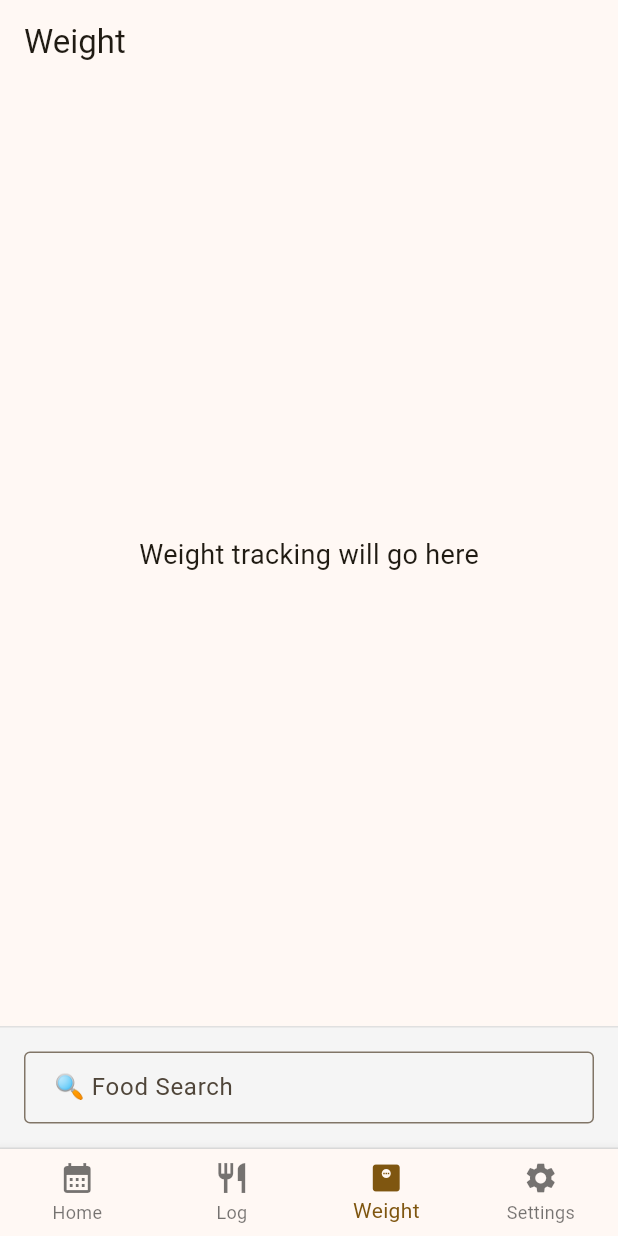
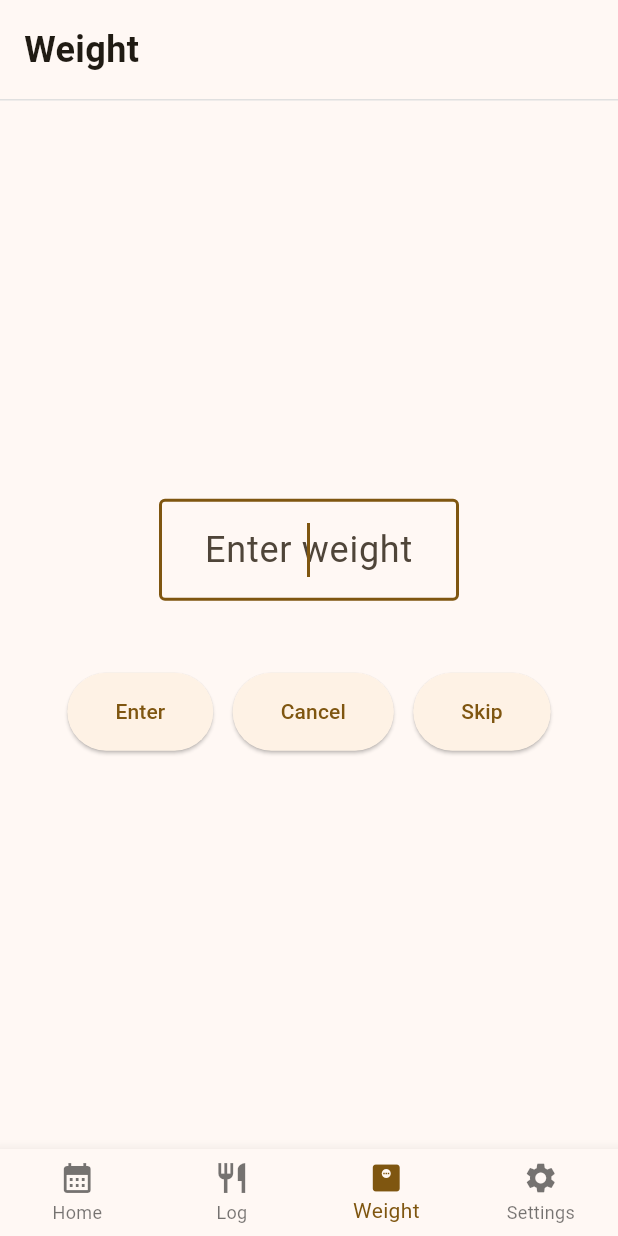
Before and after one commit to chadat23/free_cal_counter, a Flutter app: the screen it shows after launch, item 3 of the bottom bar chosen, on a phone screen of 412 x 824 dp. Run offline on Flutter 3.47's test engine with Material 3 defaults, Android fonts, the phone set to English and light mode, and no system bars; our stand-ins replace fl_chart.

Commit message:
Food Search and Weight Entry looking good

```diff
--- a/lib/main.dart
+++ b/lib/main.dart
@@ -35,11 +35,11 @@ class MainScreen extends StatefulWidget {
 class _MainScreenState extends State<MainScreen> {
   int _selectedIndex = 0;
 
-  static const List<Widget> _screens = <Widget>[
-    HomeScreen(),
-    LogScreen(),
-    WeightScreen(),
-    SettingsScreen(),
+  List<Widget> get _screens => <Widget>[
+    const HomeScreen(),
+    const LogScreen(),
+    WeightScreen(onWeightEntered: () => _onItemTapped(0)), // Navigate to home after weight entry
+    const SettingsScreen(),
   ];
 
   @override
@@ -76,7 +76,8 @@ class _MainScreenState extends State<MainScreen> {
           Expanded(
             child: _screens[_selectedIndex],
           ),
-          // Search TextBox - Fixed between content and tabs
+          // Search TextBox - Only show on Home (0) and Log (1) screens
+          if (_selectedIndex == 0 || _selectedIndex == 1)
             Container(
               width: double.infinity,
               padding: const EdgeInsets.all(16.0),
@@ -93,6 +94,10 @@ class _MainScreenState extends State<MainScreen> {
                   border: OutlineInputBorder(),
                   contentPadding: EdgeInsets.symmetric(horizontal: 16, vertical: 12),
                 ),
+                onTapOutside: (event) {
+                  // Hide keyboard when tapping outside the text field
+                  FocusScope.of(context).unfocus();
+                },
               ),
             ),
         ],
--- a/lib/screens/weight_screen.dart
+++ b/lib/screens/weight_screen.dart
@@ -1,19 +1,159 @@
 import 'package:flutter/material.dart';
+import 'package:flutter/services.dart';
 
-class WeightScreen extends StatelessWidget {
-  const WeightScreen({super.key});
+class WeightScreen extends StatefulWidget {
+  final VoidCallback? onWeightEntered;
+
+  const WeightScreen({super.key, this.onWeightEntered});
+
+  @override
+  State<WeightScreen> createState() => _WeightScreenState();
+}
+
+class _WeightScreenState extends State<WeightScreen> {
+  final TextEditingController _weightController = TextEditingController();
+  final FocusNode _weightFocusNode = FocusNode();
+
+  @override
+  void initState() {
+    super.initState();
+    // Auto-focus the text field when the screen loads
+    WidgetsBinding.instance.addPostFrameCallback((_) {
+      _weightFocusNode.requestFocus();
+    });
+  }
+
+  @override
+  void dispose() {
+    _weightController.dispose();
+    _weightFocusNode.dispose();
+    super.dispose();
+  }
+
+  void _onEnterPressed() {
+    // TODO: Add weight to database
+    final weight = _weightController.text;
+    if (weight.isNotEmpty) {
+      // Process the weight entry
+      print('Weight entered: $weight');
+    }
+    _navigateToHome();
+  }
+
+  void _onCancelPressed() {
+    // TODO: Add null value to database
+    print('Weight entry cancelled');
+    _navigateToHome();
+  }
+
+  void _onSkipPressed() {
+    // TODO: Add null value to database
+    print('Weight entry skipped');
+    _navigateToHome();
+  }
+
+  void _navigateToHome() {
+    // Clear the text field
+    _weightController.clear();
+
+    // Show feedback message
+    ScaffoldMessenger.of(context).showSnackBar(
+      const SnackBar(
+        content: Text('Weight entry completed'),
+        duration: Duration(seconds: 1),
+      ),
+    );
+
+    // Navigate back to home tab using the callback
+    widget.onWeightEntered?.call();
+  }
 
   @override
   Widget build(BuildContext context) {
-    return Scaffold(
-      appBar: AppBar(
-        title: const Text('Weight'),
-      ),
-      body: const Center(
-        child: Text(
-          'Weight tracking will go here',
-          style: TextStyle(fontSize: 18),
-        ),
+    return SafeArea(
+      child: Column(
+        children: [
+          // Header with Weight title
+          Container(
+            width: double.infinity,
+            padding: const EdgeInsets.all(16.0),
+            decoration: BoxDecoration(
+              color: Theme.of(context).colorScheme.surface,
+              border: Border(
+                bottom: BorderSide(color: Colors.grey[300]!),
+              ),
+            ),
+            child: const Text(
+              'Weight',
+              style: TextStyle(
+                fontSize: 24,
+                fontWeight: FontWeight.bold,
+              ),
+            ),
+          ),
+          // Main content area
+          Expanded(
+            child: Padding(
+              padding: const EdgeInsets.all(32.0),
+              child: Column(
+                mainAxisAlignment: MainAxisAlignment.center,
+                children: [
+                  // Weight input textbox
+                  SizedBox(
+                    width: 200,
+                    child: TextField(
+                      controller: _weightController,
+                      focusNode: _weightFocusNode,
+                      keyboardType: const TextInputType.numberWithOptions(decimal: true),
+                      inputFormatters: [
+                        FilteringTextInputFormatter.allow(RegExp(r'^\d*\.?\d*')),
+                      ],
+                      textAlign: TextAlign.center,
+                      style: const TextStyle(fontSize: 24),
+                      decoration: const InputDecoration(
+                        hintText: 'Enter weight',
+                        border: OutlineInputBorder(),
+                        contentPadding: EdgeInsets.symmetric(horizontal: 16, vertical: 16),
+                      ),
+                      onTapOutside: (event) {
+                        // Hide keyboard when tapping outside the text field
+                        FocusScope.of(context).unfocus();
+                      },
+                    ),
+                  ),
+                  const SizedBox(height: 48),
+                  // Buttons row
+                  Row(
+                    mainAxisAlignment: MainAxisAlignment.spaceEvenly,
+                    children: [
+                      ElevatedButton(
+                        onPressed: _onEnterPressed,
+                        style: ElevatedButton.styleFrom(
+                          padding: const EdgeInsets.symmetric(horizontal: 32, vertical: 16),
+                        ),
+                        child: const Text('Enter'),
+                      ),
+                      ElevatedButton(
+                        onPressed: _onCancelPressed,
+                        style: ElevatedButton.styleFrom(
+                          padding: const EdgeInsets.symmetric(horizontal: 32, vertical: 16),
+                        ),
+                        child: const Text('Cancel'),
+                      ),
+                      ElevatedButton(
+                        onPressed: _onSkipPressed,
+                        style: ElevatedButton.styleFrom(
+                          padding: const EdgeInsets.symmetric(horizontal: 32, vertical: 16),
+                        ),
+                        child: const Text('Skip'),
+                      ),
+                    ],
+                  ),
+                ],
+              ),
+            ),
+          ),
+        ],
       ),
     );
   }
```
Lines whose indentation alone changed are shown as unchanged.
